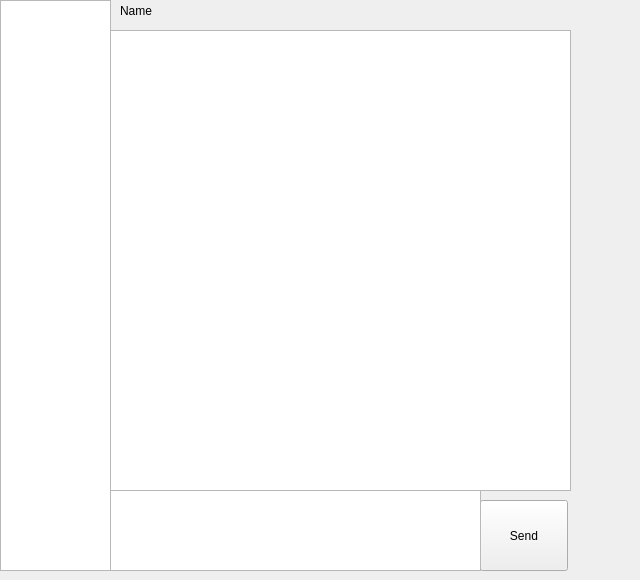
Above: mainwindow.ui from rasongame/qtvk before the change. Below: the same form after it.
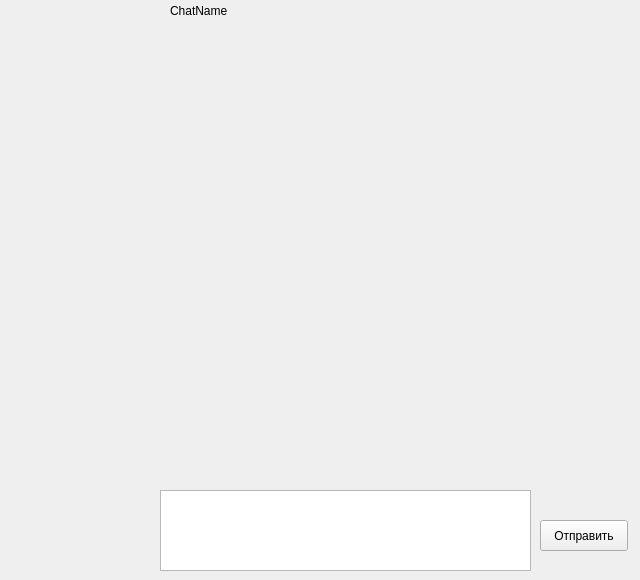
That is the form after the change.

Patch:
```diff
--- a/mainwindow.ui
+++ b/mainwindow.ui
@@ -19,43 +19,23 @@
   <property name="windowTitle">
    <string>Qt VK</string>
   </property>
-  <widget class="QListWidget" name="chatList">
-   <property name="geometry">
-    <rect>
-     <x>0</x>
-     <y>0</y>
-     <width>111</width>
-     <height>571</height>
-    </rect>
-   </property>
-  </widget>
-  <widget class="QListWidget" name="chatHistory">
-   <property name="geometry">
-    <rect>
-     <x>110</x>
-     <y>30</y>
-     <width>461</width>
-     <height>461</height>
-    </rect>
-   </property>
-  </widget>
   <widget class="QPushButton" name="sendButton">
    <property name="geometry">
     <rect>
-     <x>480</x>
-     <y>500</y>
+     <x>540</x>
+     <y>520</y>
      <width>88</width>
-     <height>71</height>
+     <height>31</height>
     </rect>
    </property>
    <property name="text">
-    <string>Send</string>
+    <string>Отправить</string>
    </property>
   </widget>
   <widget class="QTextEdit" name="textEdit">
    <property name="geometry">
     <rect>
-     <x>110</x>
+     <x>160</x>
      <y>490</y>
      <width>371</width>
      <height>81</height>
@@ -65,16 +45,38 @@
   <widget class="QLabel" name="username">
    <property name="geometry">
     <rect>
-     <x>120</x>
+     <x>170</x>
      <y>0</y>
      <width>331</width>
      <height>21</height>
     </rect>
    </property>
    <property name="text">
-    <string>Name</string>
+    <string>ChatName</string>
    </property>
   </widget>
+  <widget class="QWidget" name="verticalLayoutWidget">
+   <property name="geometry">
+    <rect>
+     <x>0</x>
+     <y>9</y>
+     <width>160</width>
+     <height>561</height>
+    </rect>
+   </property>
+   <layout class="QVBoxLayout" name="chatList"/>
+  </widget>
+  <widget class="QWidget" name="verticalLayoutWidget_2">
+   <property name="geometry">
+    <rect>
+     <x>170</x>
+     <y>20</y>
+     <width>451</width>
+     <height>461</height>
+    </rect>
+   </property>
+   <layout class="QVBoxLayout" name="chatHistory"/>
+  </widget>
  </widget>
  <resources/>
  <connections/>
```
